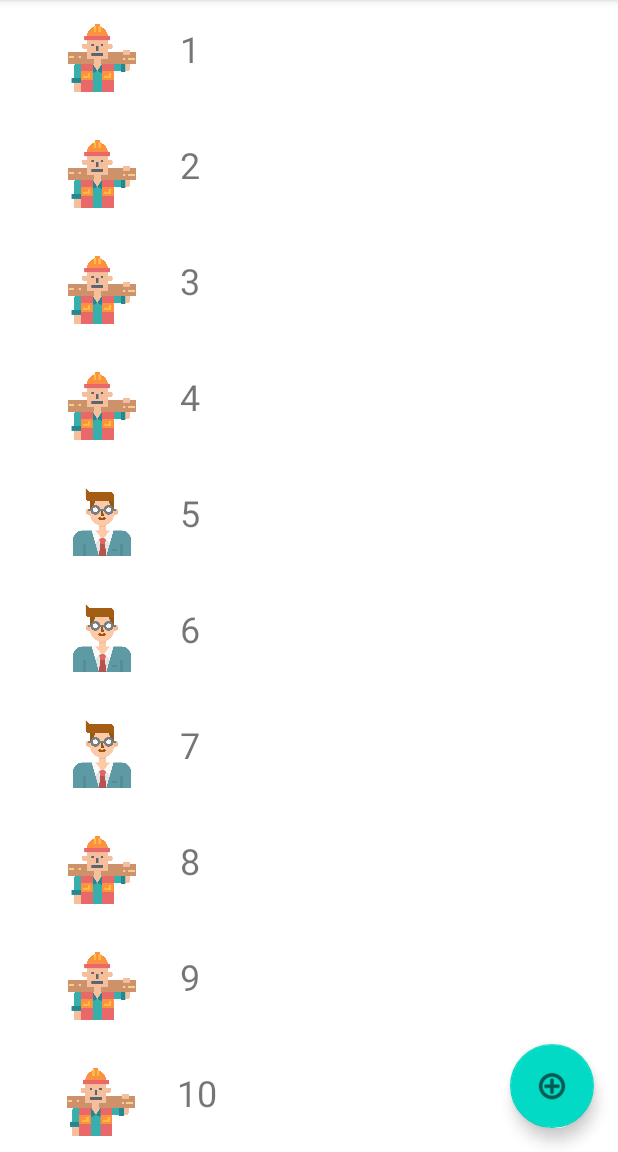
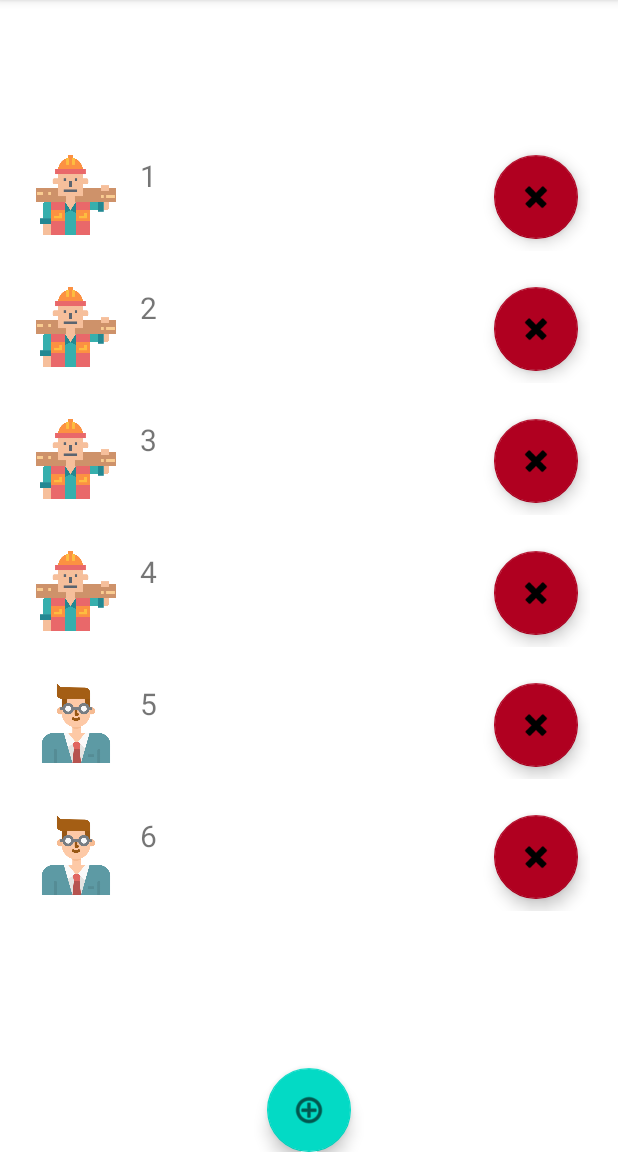
Before and after one commit to S4lemq/ContactsAndroidApp, an Android app: the screen it shows after launch (MainActivity), on a phone screen of 412 x 824 dp, the part 84-1236 px from its top. Run offline under Robolectric (Android 15) with nearby library versions, the phone set to English and light mode, and no system bars.

Commit message:
add floating action delete button

```diff
--- a/app/src/main/java/com/example/contactsmobileapp/AddTaskFragment.kt
+++ b/app/src/main/java/com/example/contactsmobileapp/AddTaskFragment.kt
@@ -65,6 +65,7 @@ class AddTaskFragment : Fragment() {
         binding.inputPhoneNumber.addTextChangedListener(object: TextWatcher {
             override fun beforeTextChanged(p0: CharSequence?, p1: Int, p2: Int, p3: Int) {
 
+
                     //binding.warnPhoneNumber.visibility = TextView.INVISIBLE
 
             }
--- a/app/src/main/res/layout/fragment_item.xml
+++ b/app/src/main/res/layout/fragment_item.xml
@@ -1,25 +1,37 @@
 <?xml version="1.0" encoding="utf-8"?>
 <LinearLayout xmlns:android="http://schemas.android.com/apk/res/android"
     xmlns:app="http://schemas.android.com/apk/res-auto"
-    android:layout_width="match_parent"
+    android:id="@+id/content_2"
+    android:layout_width="wrap_content"
     android:layout_height="wrap_content"
     android:layout_margin="8dp"
     android:orientation="horizontal">
 
     <ImageView
         android:id="@+id/item_img"
-        android:layout_width="23dp"
-        android:layout_height="45dp"
+        android:layout_width="53dp"
+        android:layout_height="53dp"
         android:layout_margin="8dp"
         android:layout_weight="2"
         app:srcCompat="@drawable/builder" />
 
     <TextView
         android:id="@+id/content"
+        android:layout_width="220dp"
+        android:layout_height="55dp"
+        android:layout_margin="8dp"
+        android:layout_weight="5"
+        android:text="List item"
+        android:textSize="20sp" />
+
+    <com.google.android.material.floatingactionbutton.FloatingActionButton
+        android:id="@+id/deleteButton"
         android:layout_width="wrap_content"
         android:layout_height="wrap_content"
         android:layout_margin="8dp"
-        android:layout_weight="10"
-        android:text="List item"
-        android:textSize="24sp"/>
+        android:layout_weight="2"
+        android:clickable="true"
+        app:backgroundTint="@color/design_default_color_error"
+        app:srcCompat="@android:drawable/ic_delete" />
+
 </LinearLayout>
--- a/app/src/main/res/layout/fragment_item_list.xml
+++ b/app/src/main/res/layout/fragment_item_list.xml
@@ -6,16 +6,16 @@
     android:layout_height="match_parent"
     tools:context=".TaskFragment">
 
-    <androidx.recyclerview.widget.RecyclerView xmlns:android="http://schemas.android.com/apk/res/android"
-        xmlns:app="http://schemas.android.com/apk/res-auto"
-        xmlns:tools="http://schemas.android.com/tools"
+    <androidx.recyclerview.widget.RecyclerView
         android:id="@+id/list"
         android:name="com.example.contactsmobileapp.ItemFragment"
-        android:layout_width="match_parent"
-        android:layout_height="match_parent"
-        android:layout_marginLeft="16dp"
-        android:layout_marginRight="16dp"
+        android:layout_width="396dp"
+        android:layout_height="538dp"
         app:layoutManager="LinearLayoutManager"
+        app:layout_constraintBottom_toTopOf="@+id/addButton"
+        app:layout_constraintEnd_toEndOf="parent"
+        app:layout_constraintStart_toStartOf="parent"
+        app:layout_constraintTop_toTopOf="parent"
         tools:context=".TaskFragment"
         tools:listitem="@layout/fragment_item" />
 
@@ -23,12 +23,11 @@
         android:id="@+id/addButton"
         android:layout_width="wrap_content"
         android:layout_height="wrap_content"
-        android:layout_marginEnd="16dp"
-        android:layout_marginBottom="16dp"
         android:clickable="true"
         android:src="@android:drawable/ic_menu_add"
         app:layout_constraintBottom_toBottomOf="parent"
-        app:layout_constraintEnd_toEndOf="parent" />
+        app:layout_constraintEnd_toEndOf="parent"
+        app:layout_constraintStart_toStartOf="parent" />
 
 </androidx.constraintlayout.widget.ConstraintLayout>
 
```
